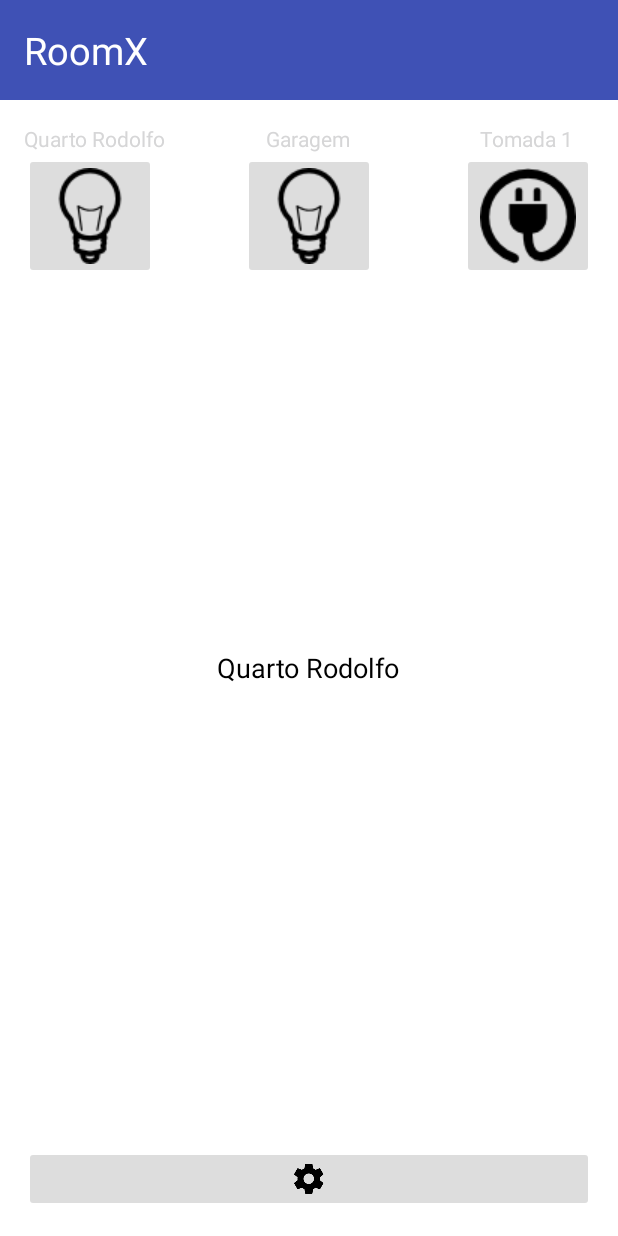
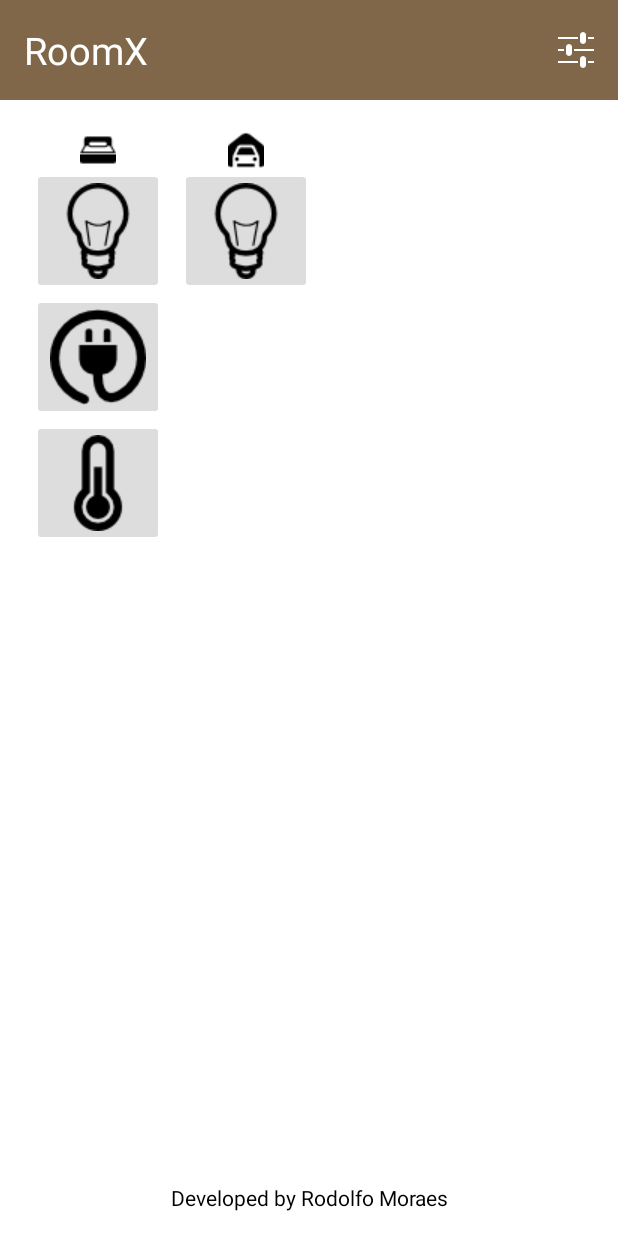
Before and after one commit to rodolfosouzamoraes/RoomX, an Android app: the screen it shows after launch (MainActivity), on a phone screen of 412 x 824 dp. Run offline under Robolectric (Android 15) with nearby library versions, the phone set to English and light mode, and no system bars.

Commit message:
atualização

```diff
--- a/app/src/main/AndroidManifest.xml
+++ b/app/src/main/AndroidManifest.xml
@@ -7,7 +7,7 @@
 
     <application
         android:allowBackup="true"
-        android:icon="@mipmap/ic_launcher"
+        android:icon="@mipmap/icone"
         android:label="@string/app_name"
         android:supportsRtl="true"
         android:theme="@style/AppTheme">
--- a/app/src/main/java/br/com/quartorodolfo/roomx/activity/MainActivity.java
+++ b/app/src/main/java/br/com/quartorodolfo/roomx/activity/MainActivity.java
@@ -1,8 +1,10 @@
 package br.com.quartorodolfo.roomx.activity;
 
+import android.content.DialogInterface;
 import android.content.Intent;
 import android.os.Handler;
 import android.os.Looper;
+import android.support.v7.app.AlertDialog;
 import android.support.v7.app.AppCompatActivity;
 import android.os.Bundle;
 import android.util.Log;
@@ -38,7 +40,8 @@ public class MainActivity extends AppCompatActivity {
     private String codigoLamp;
     private TextView txtTemperatura;
     private char[] vet;
-    private String teste;
+    private ImageButton btnTemp;
+    private AlertDialog.Builder dialog;
 
     private PrintWriter out;
     private BufferedReader in;
@@ -56,22 +59,21 @@ public class MainActivity extends AppCompatActivity {
         btnGaragem = (ImageButton) findViewById(R.id.btnGaragemID);
         btnSetting = (ImageButton) findViewById(R.id.btnSettingID);
         btnTomada = (ImageButton) findViewById(R.id.btnTomadaID);
-        txtTemperatura = (TextView) findViewById(R.id.txtTemp);
+        btnTemp = (ImageButton) findViewById(R.id.btnTempID);
+
 
         preferencias = new Preferencias(MainActivity.this);
         ipArduino = preferencias.getIP();
         portaArduino = preferencias.getPORTA();
 
-        TimerTask timerTask = new TimerTask() {
-            @Override
-            public void run() {
-                leTemp();
-            }
-        };
-        Timer timer = new Timer();
-        timer.scheduleAtFixedRate(timerTask, 0,1000);
-
-
+//        TimerTask timerTask = new TimerTask() {
+//            @Override
+//            public void run() {
+//                leTemp();
+//            }
+//        };
+//        Timer timer = new Timer();
+//        timer.scheduleAtFixedRate(timerTask, 0,1000);
 
         btnTomada.setOnClickListener(new View.OnClickListener() {
             @Override
@@ -122,13 +124,39 @@ public class MainActivity extends AppCompatActivity {
                 startActivity(intent);
             }
         });
+
+        btnTemp.setOnClickListener(new View.OnClickListener() {
+            @Override
+            public void onClick(View v) {
+                TimerTask timerTask = new TimerTask() {
+                    @Override
+                    public void run() {
+                        ipArduino = preferencias.getIP();
+                        portaArduino = preferencias.getPORTA();
+                        if(ipArduino == null || portaArduino == null){
+                            handler.post(new Runnable() {
+                                @Override
+                                public void run() {
+                                    Toast.makeText(MainActivity.this,"Conexão não configurada!",Toast.LENGTH_SHORT).show();
+                                }
+                            });
+                        }
+                        else{
+                            leTemp();
+                        }
+                    }
+                };
+                Timer timer = new Timer();
+                timer.schedule(timerTask,500);
+            }
+        });
     }
 
     private void leTemp(){
         Socket soc =null;
         mRun = true;
         try {
-            soc = new Socket("192.168.1.100", Integer.parseInt("5560"));
+            soc = new Socket(ipArduino, Integer.parseInt(portaArduino));
             //dados enviados para o servidor
             out = new PrintWriter(new BufferedWriter(
                     new OutputStreamWriter(soc.getOutputStream())), true);
@@ -142,7 +170,8 @@ public class MainActivity extends AppCompatActivity {
             {
                 vet = new char[6];
                 in.read(vet);
-                sResult = Character.toString(vet[0]) + Character.toString(vet[1]) +Character.toString(vet[2])+ Character.toString(vet[3])+ Character.toString(vet[4]) +Character.toString(vet[5]);
+                sResult = Character.toString(vet[0]) + Character.toString(vet[1]) +Character.toString(vet[2]);
+
                 if (sResult != null)
                 {
 
@@ -150,10 +179,21 @@ public class MainActivity extends AppCompatActivity {
                         @Override
                         public void run() {
                             //escreveTemp(sResult);
-                            txtTemperatura.setText(sResult + "°C");
+                            dialog = new AlertDialog.Builder(MainActivity.this);
+                            dialog.setTitle("Temperatura");
+                            dialog.setMessage(sResult + "°C");
+                            dialog.setCancelable(false);
+                            dialog.setIcon(R.drawable.ic_action_temperature);
+                            dialog.setPositiveButton("OK", new DialogInterface.OnClickListener() {
+                                @Override
+                                public void onClick(DialogInterface dialog, int which) {
+
+                                }
+                            });
+                            dialog.create();
+                            dialog.show();
                         }
                     });
-
                     mRun = false;
                 }
             }
--- a/app/src/main/res/layout/activity_main.xml
+++ b/app/src/main/res/layout/activity_main.xml
@@ -14,13 +14,21 @@
         android:background="@color/colorPrimary"
         android:layout_alignParentTop="true">
         <TextView
-            android:layout_width="wrap_content"
+            android:layout_width="fill_parent"
             android:layout_height="wrap_content"
             android:textSize="25sp"
             android:text="RoomX"
             android:id="@+id/txtCabecalho"
             android:textColor="#ffffff"
-            android:padding="16dp" />
+            android:padding="16dp"
+            android:layout_weight="1" />
+        <ImageButton
+            android:layout_width="wrap_content"
+            android:layout_height="match_parent"
+            android:id="@+id/btnSettingID"
+            android:src="@drawable/ic_action_settings"
+            android:theme="@style/botaoMenu"
+            android:layout_weight="0" />
     </LinearLayout>
 
     <RelativeLayout
@@ -30,14 +38,23 @@
         android:layout_below="@id/ll_menucabecalho"
         android:id="@+id/relativeLayout">
 
-        <ImageButton
+        <LinearLayout
+            android:orientation="horizontal"
+            android:layout_width="wrap_content"
+            android:layout_height="wrap_content"
+            android:id="@+id/linearLayout">
+
+            <LinearLayout
+                android:orientation="vertical"
+                android:layout_width="wrap_content"
+                android:layout_height="wrap_content"
+                android:padding="5dp">
+
+                <ImageView
                     android:layout_width="fill_parent"
                     android:layout_height="wrap_content"
-            android:id="@+id/btnSettingID"
-            android:layout_alignParentBottom="true"
-            android:layout_centerHorizontal="true"
-            android:src="@drawable/ic_settings"
-            android:theme="@style/botaoComFundoBranco" />
+                    android:id="@+id/imageView"
+                    android:src="@drawable/big_mattress" />
 
                 <ImageButton
                     android:layout_width="wrap_content"
@@ -47,26 +64,38 @@
                     android:theme="@style/botaoComFundoBranco"
                     android:layout_below="@+id/textView" />
 
-        <TextView
+                <ImageButton
                     android:layout_width="wrap_content"
                     android:layout_height="wrap_content"
-            android:textAppearance="?android:attr/textAppearanceSmall"
-            android:text="Quarto Rodolfo"
-            android:id="@+id/textView"
-            android:textColor="@color/abc_input_method_navigation_guard" />
+                    android:id="@+id/btnTomadaID"
+                    android:src="@drawable/tomada"
+                    android:theme="@style/botaoComFundoBranco"
+                    android:layout_alignTop="@+id/btnLampQtRodolfoID"
+                    android:layout_alignParentRight="true"
+                    android:layout_alignParentEnd="true" />
 
-        <TextView
+                <ImageButton
                     android:layout_width="wrap_content"
                     android:layout_height="wrap_content"
-            android:textAppearance="?android:attr/textAppearanceSmall"
-            android:text="Garagem"
-            android:id="@+id/textView2"
-            android:textColor="@color/abc_input_method_navigation_guard"
-            android:layout_marginLeft="15dp"
-            android:layout_marginStart="15dp"
-            android:layout_alignParentTop="true"
-            android:layout_alignLeft="@+id/btnGaragemID"
-            android:layout_alignStart="@+id/btnGaragemID" />
+                    android:id="@+id/btnTempID"
+                    android:src="@drawable/thermometer"
+                    android:theme="@style/botaoComFundoBranco"
+                    android:layout_below="@+id/btnTomadaID"
+                    android:layout_centerHorizontal="true" />
+
+            </LinearLayout>
+
+            <LinearLayout
+                android:orientation="vertical"
+                android:layout_width="match_parent"
+                android:layout_height="match_parent"
+                android:padding="5dp">
+
+                <ImageView
+                    android:layout_width="fill_parent"
+                    android:layout_height="wrap_content"
+                    android:id="@+id/imageView2"
+                    android:src="@drawable/garage" />
 
                 <ImageButton
                     android:layout_width="wrap_content"
@@ -77,52 +106,19 @@
                     android:layout_below="@+id/textView2"
                     android:layout_centerHorizontal="true" />
 
-        <TextView
-            android:layout_width="wrap_content"
-            android:layout_height="wrap_content"
-            android:textAppearance="?android:attr/textAppearanceSmall"
-            android:text="Tomada 1"
-            android:id="@+id/textView3"
-            android:textColor="@color/abc_input_method_navigation_guard"
-            android:layout_alignParentTop="true"
-            android:layout_alignLeft="@+id/btnTomadaID"
-            android:layout_alignStart="@+id/btnTomadaID"
-            android:layout_marginLeft="12dp"
-            android:layout_marginStart="12dp" />
-
-        <ImageButton
-            android:layout_width="wrap_content"
-            android:layout_height="wrap_content"
-            android:id="@+id/btnTomadaID"
-            android:src="@drawable/tomada"
-            android:theme="@style/botaoComFundoBranco"
-            android:layout_alignTop="@+id/btnGaragemID"
-            android:layout_alignParentRight="true"
-            android:layout_alignParentEnd="true" />
+            </LinearLayout>
+        </LinearLayout>
 
         <TextView
             android:layout_width="fill_parent"
-            android:layout_height="75dp"
-            android:textAppearance="?android:attr/textAppearanceLarge"
-            android:id="@+id/txtTemp"
-            android:textSize="75sp"
-            android:textIsSelectable="true"
-            android:textAlignment="center"
+            android:layout_height="wrap_content"
+            android:textAppearance="?android:attr/textAppearanceSmall"
+            android:text="Developed by Rodolfo Moraes"
+            android:id="@+id/textView3"
+            android:layout_alignParentBottom="true"
+            android:layout_centerHorizontal="true"
             android:textColor="#000000"
-            android:layout_marginTop="23dp"
-            android:layout_below="@+id/textView4"
-            android:layout_alignParentLeft="true"
-            android:layout_alignParentStart="true" />
-
-        <TextView
-            android:layout_width="wrap_content"
-            android:layout_height="wrap_content"
-            android:textAppearance="?android:attr/textAppearanceMedium"
-            android:text="Quarto Rodolfo"
-            android:id="@+id/textView4"
-            android:textColor="#000000"
-            android:layout_centerVertical="true"
-            android:layout_centerHorizontal="true" />
+            android:textAlignment="center" />
 
     </RelativeLayout>
 
--- a/app/src/main/res/values/colors.xml
+++ b/app/src/main/res/values/colors.xml
@@ -1,7 +1,7 @@
 <?xml version="1.0" encoding="utf-8"?>
 <resources>
-    <color name="colorPrimary">#3F51B5</color>
-    <color name="colorPrimaryDark">#303F9F</color>
+    <color name="colorPrimary">#806749</color>
+    <color name="colorPrimaryDark">#5E4C36</color>
     <color name="colorAccent">#444444</color>
     <color name="colorConfiguracoes">#FFFFFF</color>
     <color name="botaoApertado">#FFFFFF</color>
--- a/app/src/main/res/values/styles.xml
+++ b/app/src/main/res/values/styles.xml
@@ -15,4 +15,10 @@
         <item name="colorControlHighlight">@color/botaoApertado</item>
     </style>
 
+    <style name="botaoMenu" parent="Theme.AppCompat.Light">
+        <item name="colorButtonNormal">@color/colorPrimary</item>
+        <item name="android:textColor">@android:color/white</item>
+        <item name="colorControlHighlight">@color/botaoApertado</item>
+    </style>
+
 </resources>
```
Also changed, not shown: app/src/main/res/drawable-hdpi/ic_action_settings.png (added), app/src/main/res/drawable-hdpi/ic_action_temperature.png (added), app/src/main/res/drawable-mdpi/ic_action_settings.png (added), app/src/main/res/drawable-mdpi/ic_action_temperature.png (added), app/src/main/res/drawable-xhdpi/ic_action_settings.png (added), app/src/main/res/drawable-xhdpi/ic_action_temperature.png (added), app/src/main/res/drawable-xxhdpi/ic_action_settings.png (added), app/src/main/res/drawable-xxhdpi/ic_action_temperature.png (added), app/src/main/res/drawable-xxxhdpi/ic_action_settings.png (added), app/src/main/res/drawable-xxxhdpi/ic_action_temperature.png (added), app/src/main/res/drawable/big_mattress.png (added), app/src/main/res/drawable/garage.png (added), app/src/main/res/drawable/thermometer.png (added). Lines whose indentation alone changed are shown as unchanged.
